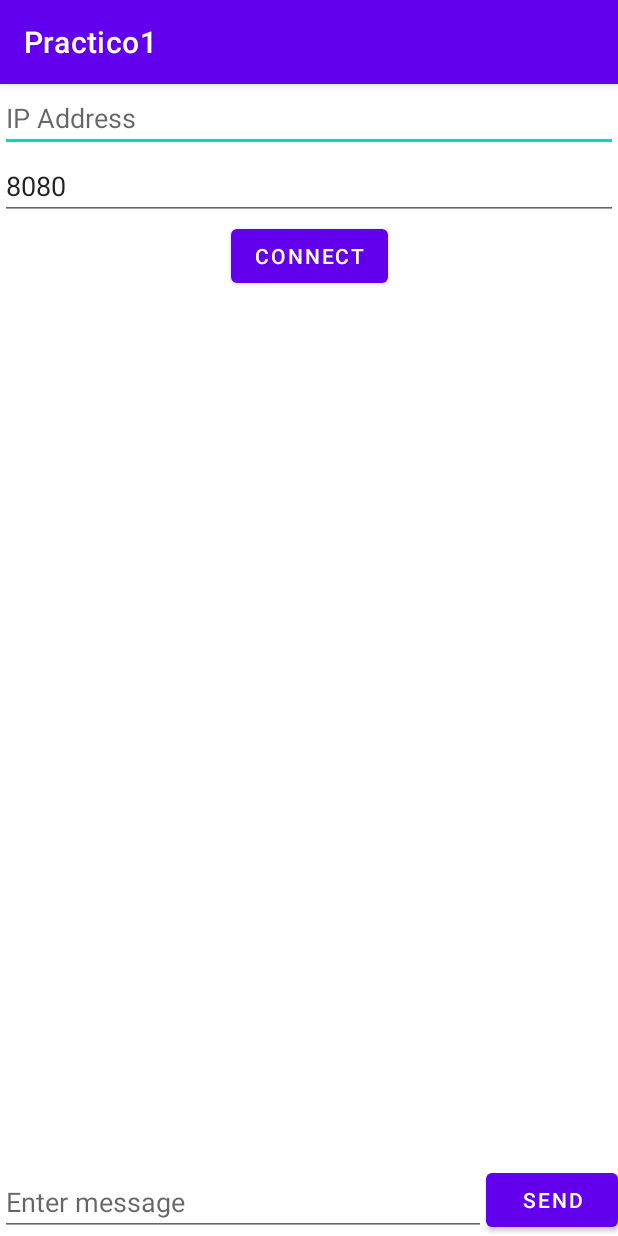
After one commit to Xephorot/U1---P1---M1---Practico-usando-Hilos-runnable-handler-etc., an Android app: the Ejercicio_3 screen opened directly, with no data from a screen before it, on a phone screen of 412 x 824 dp. The commit adds this screen. Run offline under Robolectric (Android 15) with nearby library versions, the phone set to English and light mode, and no system bars.

Commit message:
Terminado ejercicio 3 (Super dificil estubo)

```diff
--- a/app/src/main/AndroidManifest.xml
+++ b/app/src/main/AndroidManifest.xml
@@ -12,6 +12,9 @@
         android:theme="@style/Theme.Practico1"
         tools:targetApi="31">
         <activity
+            android:name=".Ejercicio_3"
+            android:exported="false" />
+        <activity
             android:name=".MainActivity"
             android:exported="true">
             <intent-filter>
--- /dev/null
+++ b/app/src/main/java/com/example/practico1/Ejercicio3/ChatManager.java
@@ -0,0 +1,51 @@
+package com.example.practico1.Ejercicio3;
+
+import android.os.Message;
+
+import java.util.ArrayList;
+import java.util.List;
+
+public class ChatManager {
+    private static ChatManager instance;
+    private List<Message> messages;
+    private OnMessageUpdateListener messageUpdateListener;
+
+    private ChatManager() {
+        messages = new ArrayList<>();
+    }
+
+    public static synchronized ChatManager getInstance() {
+        if (instance == null) {
+            instance = new ChatManager();
+        }
+        return instance;
+    }
+
+    public void sendMessage(final Message message) {
+        messages.add(message);
+        notifyUIUpdate();
+    }
+
+    public void receiveMessage(Message message) {
+        messages.add(message);
+        notifyUIUpdate();
+    }
+
+    public List<Message> getMessages() {
+        return messages;
+    }
+
+    public interface OnMessageUpdateListener {
+        void onMessageUpdate(List<Message> messages);
+    }
+
+    public void setMessageUpdateListener(OnMessageUpdateListener listener) {
+        messageUpdateListener = listener;
+    }
+
+    private void notifyUIUpdate() {
+        if (messageUpdateListener != null) {
+            messageUpdateListener.onMessageUpdate(messages);
+        }
+    }
+}
--- /dev/null
+++ b/app/src/main/java/com/example/practico1/Ejercicio_3.java
@@ -0,0 +1,121 @@
+package com.example.practico1;
+
+import android.os.Bundle;
+import android.os.Message;
+import android.view.View;
+import android.widget.ArrayAdapter;
+import android.widget.Button;
+import android.widget.EditText;
+import android.widget.ListView;
+
+import androidx.appcompat.app.AppCompatActivity;
+
+import com.example.practico1.Ejercicio3.ChatManager;
+import com.example.practico1.Ejercicio3.MessageReceiver;
+import com.example.practico1.Ejercicio3.MessageSender;
+
+import java.net.Inet4Address;
+import java.net.InetAddress;
+import java.net.NetworkInterface;
+import java.net.SocketException;
+import java.util.Enumeration;
+import java.util.List;
+
+public class Ejercicio_3 extends AppCompatActivity {
+
+    private EditText editTextIP;
+    private EditText editTextPort;
+    private ListView listViewMessages;
+    private EditText editTextMessage;
+    private Button btnConnect;
+    private Button btnSend;
+
+    private ChatManager chatManager;
+
+    @Override
+    protected void onCreate(Bundle savedInstanceState) {
+        super.onCreate(savedInstanceState);
+        setContentView(R.layout.activity_ejercicio3);
+
+        editTextIP = findViewById(R.id.editTextIP);
+        editTextPort = findViewById(R.id.editTextPort);
+        listViewMessages = findViewById(R.id.listViewMessages);
+        editTextMessage = findViewById(R.id.editTextMessage);
+        btnConnect = findViewById(R.id.btnConnect);
+        btnSend = findViewById(R.id.btnSend);
+
+        chatManager = ChatManager.getInstance();
+
+        // Set default IP and port
+        editTextIP.setText(getIpAddress()); // Obtener la dirección IP local
+        editTextPort.setText("8080");       // Puerto local por defecto
+
+        // Configure button listeners
+        btnConnect.setOnClickListener(new View.OnClickListener() {
+            @Override
+            public void onClick(View v) {
+                // Connect logic
+                String ip = editTextIP.getText().toString();
+                String port = editTextPort.getText().toString();
+
+                // You can use 'ip' and 'port' for connection logic
+
+                // Start the server to receive messages
+                MessageReceiver.startServer();
+            }
+        });
+
+        btnSend.setOnClickListener(new View.OnClickListener() {
+            @Override
+            public void onClick(View v) {
+                String messageText = editTextMessage.getText().toString();
+                if (!messageText.isEmpty()) {
+                    String ipAddress = editTextIP.getText().toString();
+                    int port = Integer.parseInt(editTextPort.getText().toString());
+
+                    MessageSender.sendMessage(messageText, ipAddress, port); // Envía el mensaje al servidor
+                    editTextMessage.getText().clear();
+                }
+            }
+        });
+
+
+        ArrayAdapter<android.os.Message> adapter = new ArrayAdapter<>(this, android.R.layout.simple_list_item_1, chatManager.getMessages());
+        listViewMessages.setAdapter(adapter);
+
+        // Set message update listener
+        chatManager.setMessageUpdateListener(new ChatManager.OnMessageUpdateListener() {
+            @Override
+            public void onMessageUpdate(final List<android.os.Message> messages) {
+                runOnUiThread(new Runnable() {
+                    @Override
+                    public void run() {
+                        adapter.notifyDataSetChanged();
+                    }
+                });
+            }
+        });
+    }
+
+    // Esta función obtiene la dirección IP local de tu dispositivo
+    public String getIpAddress() {
+        try {
+            Enumeration<NetworkInterface> networkInterfaces = NetworkInterface.getNetworkInterfaces();
+            if (networkInterfaces != null) {
+                for (Enumeration<NetworkInterface> en = networkInterfaces; en.hasMoreElements();) {
+                    NetworkInterface intf = en.nextElement();
+                    Enumeration<InetAddress> enumIpAddr = intf.getInetAddresses();
+                    while (enumIpAddr.hasMoreElements()) {
+                        InetAddress inetAddress = enumIpAddr.nextElement();
+                        if (!inetAddress.isLoopbackAddress() && inetAddress instanceof Inet4Address) {
+                            return inetAddress.getHostAddress();
+                        }
+                    }
+                }
+            }
+        } catch (SocketException ex) {
+            ex.printStackTrace();
+        }
+        return null;
+    }
+}
--- /dev/null
+++ b/app/src/main/res/layout/activity_ejercicio3.xml
@@ -0,0 +1,63 @@
+<?xml version="1.0" encoding="utf-8"?>
+<androidx.constraintlayout.widget.ConstraintLayout xmlns:android="http://schemas.android.com/apk/res/android"
+    xmlns:app="http://schemas.android.com/apk/res-auto"
+    xmlns:tools="http://schemas.android.com/tools"
+    android:layout_width="match_parent"
+    android:layout_height="match_parent"
+    tools:context=".Ejercicio_3">
+
+    <EditText
+        android:id="@+id/editTextIP"
+        android:layout_width="0dp"
+        android:layout_height="wrap_content"
+        android:hint="IP Address"
+        app:layout_constraintEnd_toEndOf="parent"
+        app:layout_constraintStart_toStartOf="parent"
+        app:layout_constraintTop_toTopOf="parent" />
+
+    <EditText
+        android:id="@+id/editTextPort"
+        android:layout_width="0dp"
+        android:layout_height="wrap_content"
+        android:hint="Port"
+        app:layout_constraintEnd_toEndOf="parent"
+        app:layout_constraintStart_toStartOf="parent"
+        app:layout_constraintTop_toBottomOf="@+id/editTextIP" />
+
+    <Button
+        android:id="@+id/btnConnect"
+        android:layout_width="wrap_content"
+        android:layout_height="wrap_content"
+        android:text="Connect"
+        app:layout_constraintEnd_toEndOf="parent"
+        app:layout_constraintStart_toStartOf="parent"
+        app:layout_constraintTop_toBottomOf="@+id/editTextPort" />
+
+    <ListView
+        android:id="@+id/listViewMessages"
+        android:layout_width="0dp"
+        android:layout_height="0dp"
+        app:layout_constraintBottom_toTopOf="@+id/editTextMessage"
+        app:layout_constraintEnd_toEndOf="parent"
+        app:layout_constraintStart_toStartOf="parent"
+        app:layout_constraintTop_toBottomOf="@+id/btnConnect" />
+
+    <EditText
+        android:id="@+id/editTextMessage"
+        android:layout_width="0dp"
+        android:layout_height="wrap_content"
+        android:hint="Enter message"
+        app:layout_constraintBottom_toBottomOf="parent"
+        app:layout_constraintEnd_toStartOf="@+id/btnSend"
+        app:layout_constraintStart_toStartOf="parent"
+        app:layout_constraintTop_toBottomOf="@+id/listViewMessages" />
+
+    <Button
+        android:id="@+id/btnSend"
+        android:layout_width="wrap_content"
+        android:layout_height="wrap_content"
+        android:text="Send"
+        app:layout_constraintBottom_toBottomOf="@+id/editTextMessage"
+        app:layout_constraintEnd_toEndOf="parent" />
+
+</androidx.constraintlayout.widget.ConstraintLayout>
```
Also changed, not shown: app/src/main/java/com/example/practico1/Ejercicio3/MessageReceiver.java (added, +34 -0 lines), app/src/main/java/com/example/practico1/Ejercicio3/MessageSender.java (added, +21 -0 lines), app/src/main/java/com/example/practico1/MainActivity.java (+10 -1 lines), app/src/main/res/layout/activity_main.xml (+13 -5 lines).
